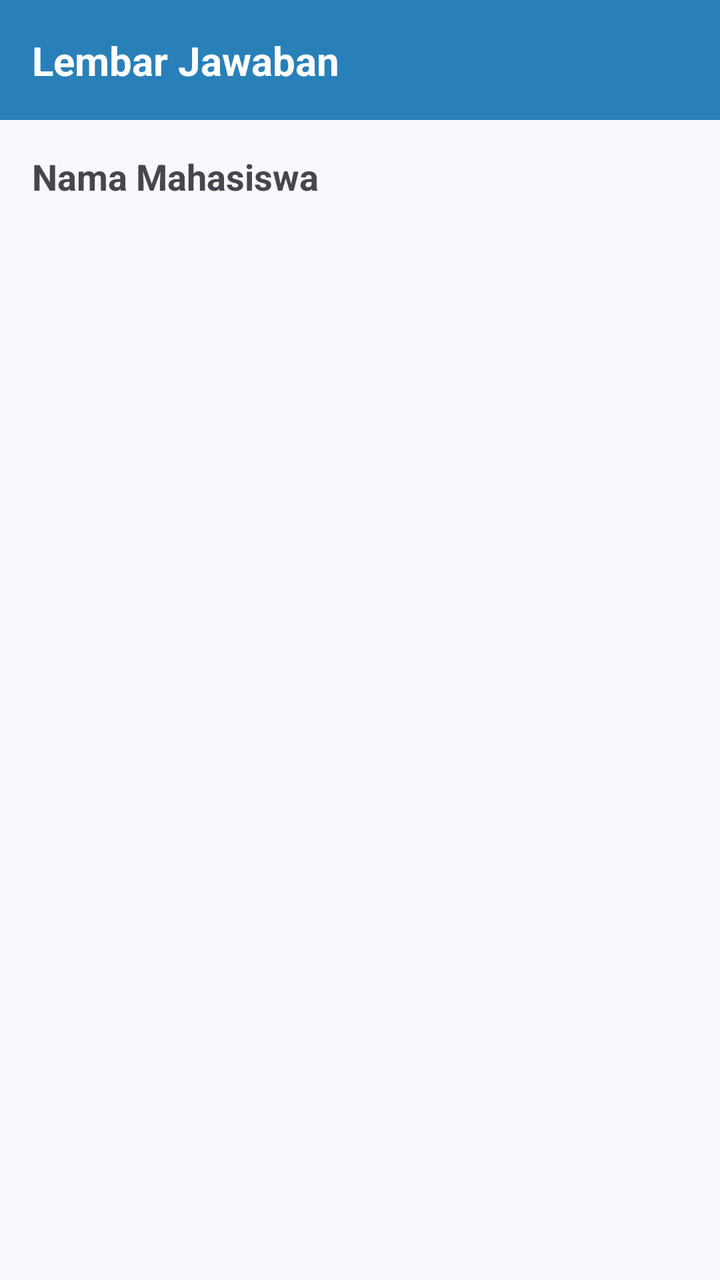
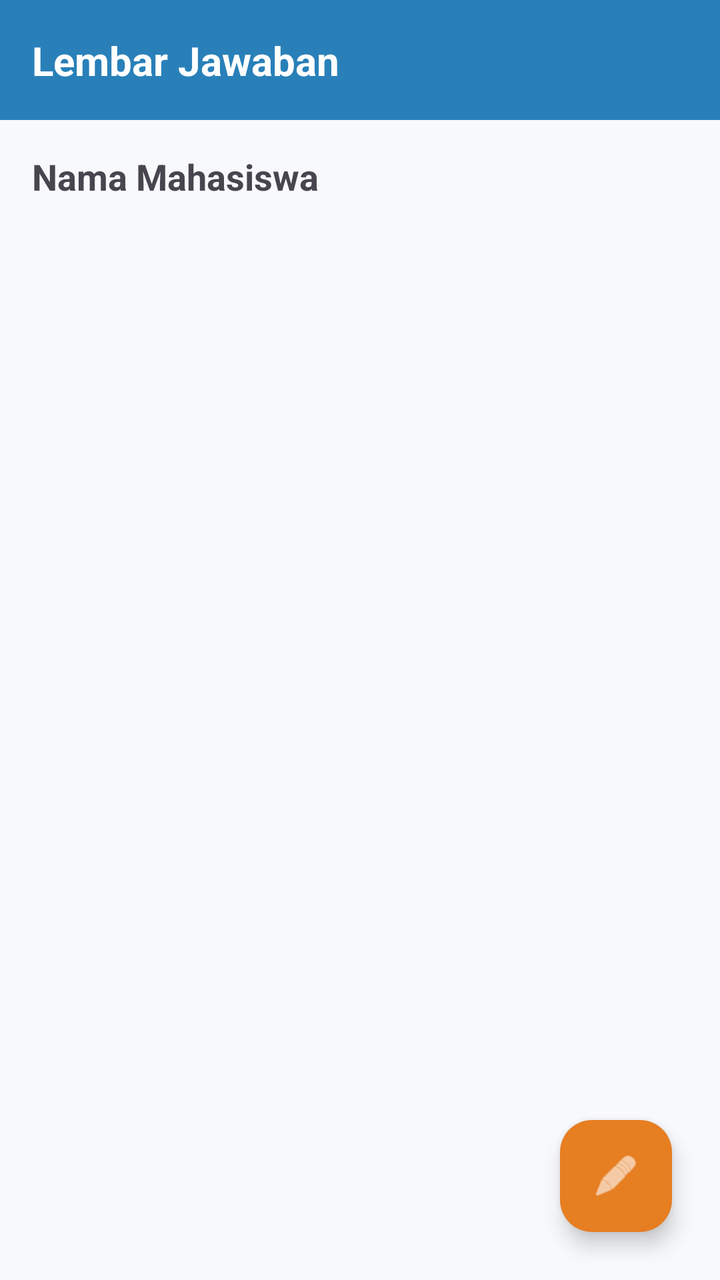

Screens rendered from an Android XML layout before and after an edit, with the pre-edit source and the edit as a unified diff.
<!-- AndroidManifest.xml: application theme Theme.IFUnjaniExam -->
<!-- res/layout/activity_student_answer_sheet.xml -->
<?xml version="1.0" encoding="utf-8"?>
<androidx.constraintlayout.widget.ConstraintLayout xmlns:android="http://schemas.android.com/apk/res/android"
    xmlns:app="http://schemas.android.com/apk/res-auto"
    android:layout_width="match_parent"
    android:layout_height="match_parent"
    android:background="#f8f9fc">

    <androidx.constraintlayout.widget.ConstraintLayout
        android:id="@+id/topBar"
        android:layout_width="match_parent"
        android:layout_height="60dp"
        android:background="#2980b9"
        app:layout_constraintTop_toTopOf="parent">

        <TextView
            android:id="@+id/tvHeaderTitle"
            android:layout_width="wrap_content"
            android:layout_height="wrap_content"
            android:layout_marginStart="16dp"
            android:text="Lembar Jawaban"
            android:textColor="@android:color/white"
            android:textSize="20sp"
            android:textStyle="bold"
            app:layout_constraintBottom_toBottomOf="parent"
            app:layout_constraintStart_toStartOf="parent"
            app:layout_constraintTop_toTopOf="parent" />
    </androidx.constraintlayout.widget.ConstraintLayout>

    <TextView
        android:id="@+id/tvStudentName"
        android:layout_width="match_parent"
        android:layout_height="wrap_content"
        android:text="Nama Mahasiswa"
        android:textSize="18sp"
        android:textStyle="bold"
        android:padding="16dp"
        app:layout_constraintTop_toBottomOf="@id/topBar"/>

    <androidx.recyclerview.widget.RecyclerView
        android:id="@+id/rvAnswers"
        android:layout_width="match_parent"
        android:layout_height="0dp"
        android:padding="8dp"
        android:clipToPadding="false"
        app:layout_constraintTop_toBottomOf="@id/tvStudentName"
        app:layout_constraintBottom_toBottomOf="parent" />

    <ProgressBar
        android:id="@+id/progressBar"
        android:layout_width="wrap_content"
        android:layout_height="wrap_content"
        android:visibility="gone"
        app:layout_constraintTop_toTopOf="parent"
        app:layout_constraintBottom_toBottomOf="parent"
        app:layout_constraintStart_toStartOf="parent"
        app:layout_constraintEnd_toEndOf="parent" />

</androidx.constraintlayout.widget.ConstraintLayout>
<!-- resources referenced by this layout -->
<resources>
  <style name="Theme.IFUnjaniExam" parent="Base.Theme.IFUnjaniExam" />
  <style name="Base.Theme.IFUnjaniExam" parent="Theme.Material3.DayNight.NoActionBar">
          
          
      </style>
</resources>

<!-- the commit's change to res/layout/activity_student_answer_sheet.xml (unified diff, before → after) -->
@@ -45,6 +45,17 @@
         app:layout_constraintTop_toBottomOf="@id/tvStudentName"
         app:layout_constraintBottom_toBottomOf="parent" />
 
+    <com.google.android.material.floatingactionbutton.FloatingActionButton
+        android:id="@+id/fabEditScore"
+        android:layout_width="wrap_content"
+        android:layout_height="wrap_content"
+        android:layout_margin="24dp"
+        android:src="@android:drawable/ic_menu_edit"
+        app:backgroundTint="#e67e22"
+        app:tint="@android:color/white"
+        app:layout_constraintBottom_toBottomOf="parent"
+        app:layout_constraintEnd_toEndOf="parent" />
+
     <ProgressBar
         android:id="@+id/progressBar"
         android:layout_width="wrap_content"
